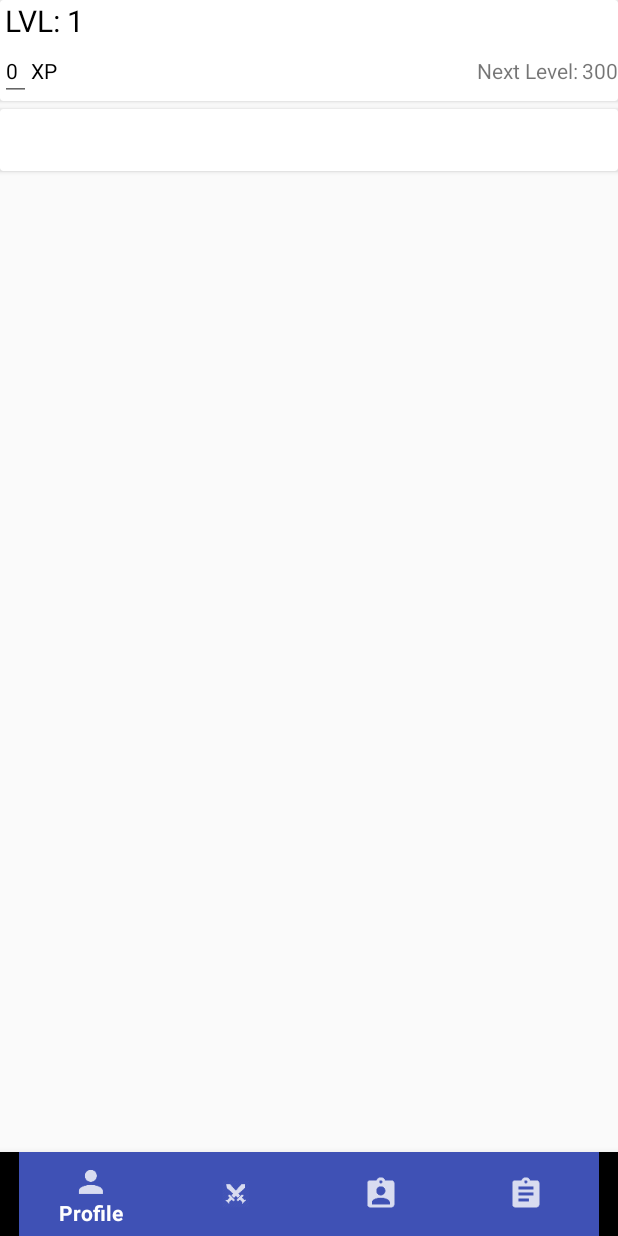
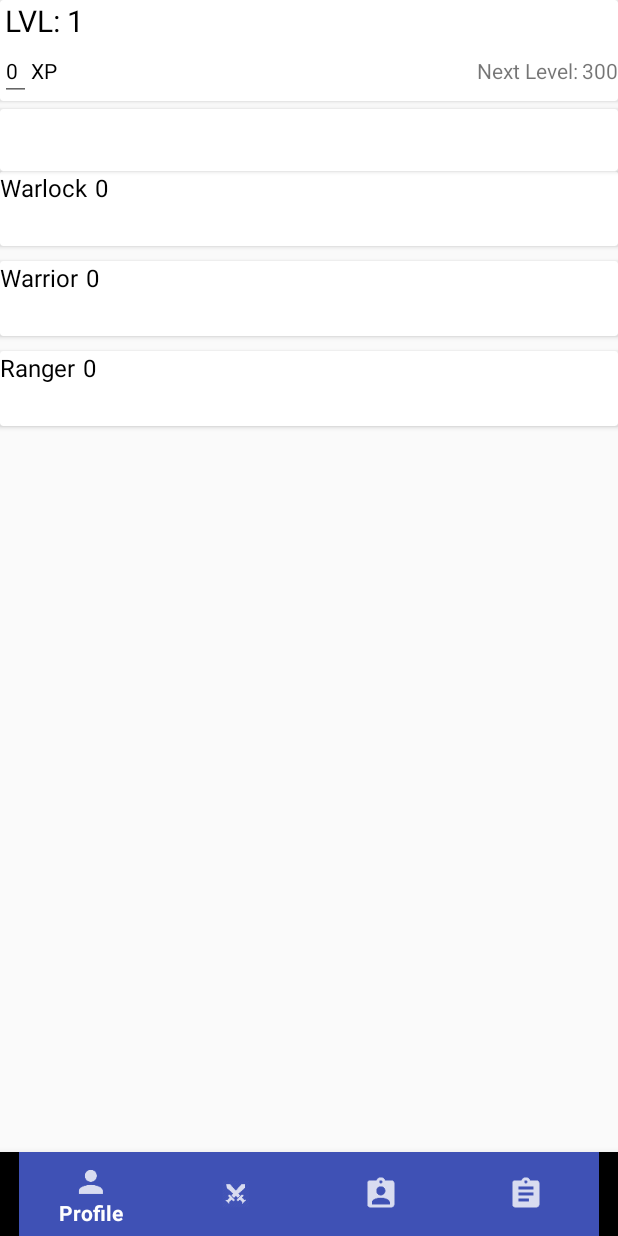
Before and after one commit to chrishuy/dndreferenceapp, an Android app: the fragment FragmentProfile placed in its activity, on a phone screen of 412 x 824 dp. Run offline under Robolectric (Android 15) with nearby library versions, the phone set to English and light mode, and no system bars.

Commit message:
Added Recycler View for player's classes. Classes are hardcoded.

```diff
--- a/DnDReferenceApp/app/src/main/java/com/dnd/android/dndreferenceapp/Character.java
+++ b/DnDReferenceApp/app/src/main/java/com/dnd/android/dndreferenceapp/Character.java
@@ -1,6 +1,7 @@
 package com.dnd.android.dndreferenceapp;
 
 import java.io.Serializable;
+import java.util.ArrayList;
 
 /**
  * This class stores character data in the internal storage. This may be removed when Firebase is implemented
@@ -24,6 +25,7 @@ public class Character implements Serializable {
     private int initiative;
     private int speed;
     private boolean inspiration;
+    private ArrayList<Classes> classes;
 
     /**
      * Constructor to initialize all values.
@@ -42,14 +44,24 @@ public class Character implements Serializable {
         intelligence = 1;
         wisdom = 1;
         charisma = 1;
-
         proficiency = 0;
         armorClass = 0;
         initiative = 0;
         speed = 0;
         inspiration = false;
+        classes = new ArrayList<Classes>();
+        Classes a = new Classes("Warlock");
+        Classes b = new Classes("Warrior");
+        Classes c = new Classes("Ranger");
+        classes.add(a);
+        classes.add(b);
+        classes.add(c);
     }
 
+    public void addClass(Classes newClass)
+    {
+        classes.add(newClass);
+    }
     public void print(){
         System.out.println("Character Name: " + characterName);
         System.out.println("Player Name: " + playerName);
@@ -175,4 +187,8 @@ public class Character implements Serializable {
     public boolean isInspiration() {
         return inspiration;
     }
+    public ArrayList<Classes> getClasses()
+    {
+        return classes;
+    }
 }
--- /dev/null
+++ b/DnDReferenceApp/app/src/main/java/com/dnd/android/dndreferenceapp/Classes.java
@@ -0,0 +1,35 @@
+package com.dnd.android.dndreferenceapp;
+
+import java.io.Serializable;
+
+/**
+ * Created by chris on 2/26/2018.
+ */
+
+public class Classes implements Serializable {
+
+    private String className;
+    private int classLevel;
+
+    public Classes(String n)
+    {
+        className = n;
+        classLevel = 0;
+    }
+
+    //Getters
+    public String getClassName() {
+        return className;
+    }
+    public int getClassLevel() {
+        return classLevel;
+    }
+
+    //Setters
+    public void setClassName(String className) {
+        this.className = className;
+    }
+    public void setClassLevel(int classLevel) {
+        this.classLevel = classLevel;
+    }
+}
--- /dev/null
+++ b/DnDReferenceApp/app/src/main/java/com/dnd/android/dndreferenceapp/CustomClassRVAdapter.java
@@ -0,0 +1,62 @@
+package com.dnd.android.dndreferenceapp;
+
+import android.support.v7.widget.CardView;
+import android.support.v7.widget.RecyclerView;
+import android.view.LayoutInflater;
+import android.view.View;
+import android.view.ViewGroup;
+import android.widget.TextView;
+
+import java.util.ArrayList;
+
+/**
+ * Created by chris on 2/26/2018.
+ */
+
+public class CustomClassRVAdapter extends RecyclerView.Adapter<CustomClassRVAdapter.ClassViewHolder> {
+
+    private ArrayList<Classes> listClasses;
+
+    public static class ClassViewHolder extends RecyclerView.ViewHolder {
+
+        CardView cv;
+        TextView className, classLevel;
+
+        ClassViewHolder(View v) {
+            super(v);
+            cv = v.findViewById(R.id.cvRV);
+            className = v.findViewById(R.id.tClassName);
+            classLevel = v.findViewById(R.id.tClassLevel);
+        }
+
+    }
+
+    CustomClassRVAdapter(ArrayList<Classes> t)
+    {
+        listClasses = t;
+    }
+
+    @Override
+    public int getItemCount(){
+        return listClasses.size();
+    }
+
+    @Override
+    public ClassViewHolder onCreateViewHolder(ViewGroup vg, int i) {
+        View v = LayoutInflater.from(vg.getContext()).inflate(R.layout.custom_class_rv, vg, false);
+        ClassViewHolder cvh = new ClassViewHolder(v);
+        return cvh;
+    }
+
+    @Override
+    public void onBindViewHolder(ClassViewHolder cvh, int i) {
+        cvh.className.setText(listClasses.get(i).getClassName());
+        cvh.classLevel.setText("Hi");
+        cvh.classLevel.setText(Integer.toString(listClasses.get(i).getClassLevel()));
+    }
+
+    @Override
+    public void onAttachedToRecyclerView(RecyclerView rv){
+        super.onAttachedToRecyclerView(rv);
+    }
+}
--- a/DnDReferenceApp/app/src/main/java/com/dnd/android/dndreferenceapp/FragmentProfile.java
+++ b/DnDReferenceApp/app/src/main/java/com/dnd/android/dndreferenceapp/FragmentProfile.java
@@ -3,6 +3,8 @@ package com.dnd.android.dndreferenceapp;
 
 import android.os.Bundle;
 import android.app.Fragment;
+import android.support.v7.widget.LinearLayoutManager;
+import android.support.v7.widget.RecyclerView;
 import android.text.Editable;
 import android.text.InputFilter;
 import android.text.TextWatcher;
@@ -24,20 +26,22 @@ public class FragmentProfile extends Fragment {
     private TextView name, cumLevel, race, background, nextLevel;
     private EditText experience;
     private Character refPlayer;
+    private RecyclerView rv;
 
     @Override
     public View onCreateView(LayoutInflater inflater, ViewGroup container, Bundle savedInstanceState) {
         final View v = inflater.inflate(R.layout.fragment_profile, container, false);
 
         //Initialize text view
-        name = (TextView) v.findViewById(R.id.tProName);
-        cumLevel = (TextView) v.findViewById(R.id.tProCumLevel);
-        race = (TextView) v.findViewById(R.id.tProRace);
-        background = (TextView) v.findViewById(R.id.tProBackground);
-        nextLevel = (TextView) v.findViewById(R.id.tProNextLevel);
+        name = v.findViewById(R.id.tProName);
+        cumLevel = v.findViewById(R.id.tProCumLevel);
+        race = v.findViewById(R.id.tProRace);
+        background = v.findViewById(R.id.tProBackground);
+        nextLevel = v.findViewById(R.id.tProNextLevel);
+        rv = v.findViewById(R.id.rvClasses);
 
         //Initialize edit texts
-        experience = (EditText) v.findViewById(R.id.etProExperience);
+        experience = v.findViewById(R.id.etProExperience);
 
         //Reference to player object
         refPlayer = ((HomeActivity)getActivity()).player;
@@ -84,6 +88,14 @@ public class FragmentProfile extends Fragment {
 
             }
         });
+
+        //Filling class recyclerview
+        rv.setHasFixedSize(true);
+        LinearLayoutManager llm = new LinearLayoutManager(getActivity());
+        rv.setLayoutManager(llm);
+
+        CustomClassRVAdapter adapter = new CustomClassRVAdapter(refPlayer.getClasses());
+        rv.setAdapter(adapter);
 
         return v;
     }
--- /dev/null
+++ b/DnDReferenceApp/app/src/main/res/layout/custom_class_rv.xml
@@ -0,0 +1,32 @@
+<?xml version="1.0" encoding="utf-8"?>
+<android.support.v7.widget.CardView xmlns:android="http://schemas.android.com/apk/res/android"
+    android:layout_width="match_parent" android:layout_height="50dp" android:id="@+id/cvRV" android:layout_marginBottom="10dp">
+
+    <LinearLayout
+        android:layout_width="match_parent"
+        android:layout_height="match_parent"
+        android:orientation="horizontal">
+
+        <TextView
+            android:layout_width="wrap_content"
+            android:layout_height="wrap_content"
+            android:id="@+id/tClassName"
+            android:textColor="@color/black"
+            android:textSize="@dimen/modifier_size"
+            android:text="Hello"/>
+
+        <View
+            android:layout_width="5dp"
+            android:layout_height="wrap_content" />
+
+        <TextView
+            android:layout_width="wrap_content"
+            android:layout_height="wrap_content"
+            android:id="@+id/tClassLevel"
+            android:textColor="@color/black"
+            android:text="Hello"
+            android:textSize="@dimen/modifier_size"/>
+    </LinearLayout>
+
+
+</android.support.v7.widget.CardView>
--- a/DnDReferenceApp/app/src/main/res/layout/fragment_profile.xml
+++ b/DnDReferenceApp/app/src/main/res/layout/fragment_profile.xml
@@ -89,4 +89,11 @@
         </LinearLayout>
     </android.support.v7.widget.CardView>
 
+    <android.support.v7.widget.RecyclerView
+        android:layout_width="match_parent"
+        android:layout_height="match_parent"
+        android:id="@+id/rvClasses">
+
+    </android.support.v7.widget.RecyclerView>
+
 </LinearLayout>
```
